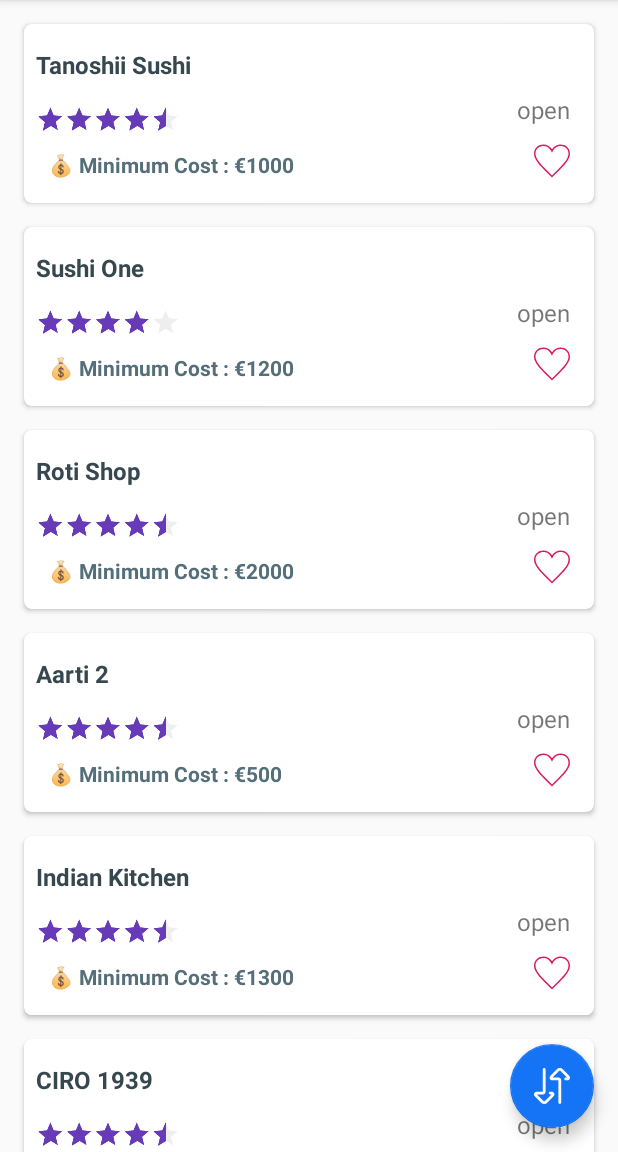
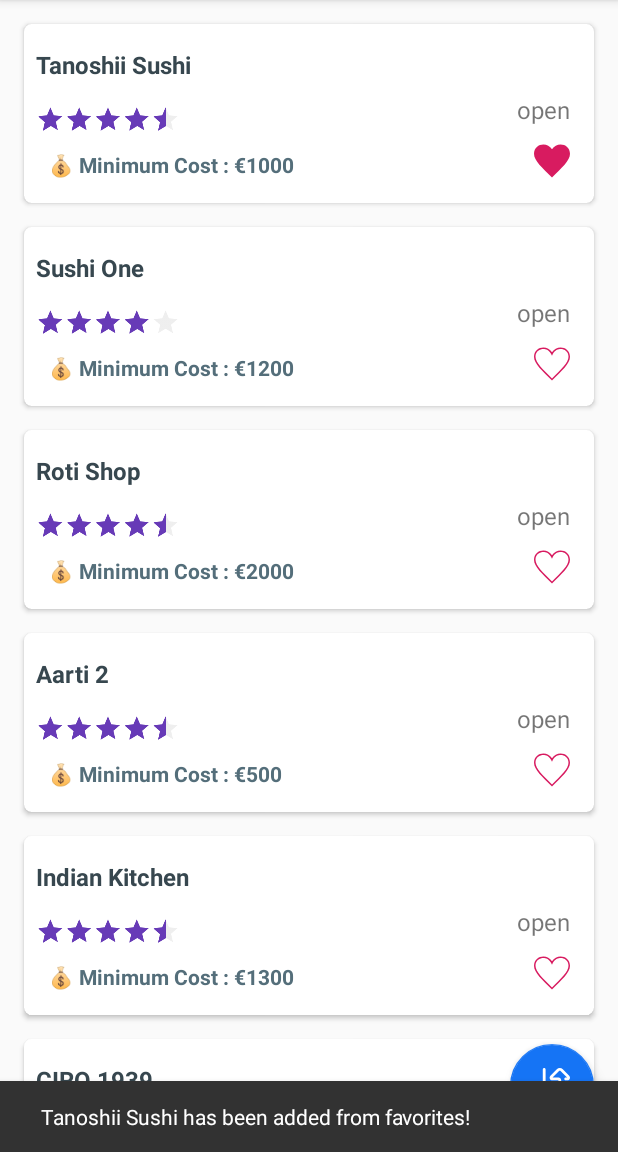
Before and after one commit to mohandeath/takeaway.com, an Android app: the screen it shows after launch (MainActivity), after a tap on "Image Like", on a phone screen of 412 x 824 dp, the part 84-1236 px from its top. Run offline under Robolectric (Android 15) with nearby library versions, the phone set to English and light mode, and no system bars; our stand-ins replace Dagger/Hilt's generated code, Room's generated code, RxJava.

Commit message:
Favorite/Unfavorite + Sort Done

```diff
--- a/app/src/main/java/com/takeaway/kiantestwork/MainActivity.kt
+++ b/app/src/main/java/com/takeaway/kiantestwork/MainActivity.kt
@@ -2,15 +2,15 @@ package com.takeaway.kiantestwork
 
 import android.os.Bundle
 import android.view.Menu
-import android.widget.Toast
 import androidx.appcompat.app.AlertDialog
 import androidx.appcompat.widget.SearchView
 import androidx.lifecycle.Observer
 import androidx.lifecycle.ViewModelProviders
 import androidx.recyclerview.widget.LinearLayoutManager
 import androidx.recyclerview.widget.RecyclerView
+import com.google.android.material.snackbar.Snackbar
+import com.takeaway.kiantestwork.data.dto.SortType
 import com.takeaway.kiantestwork.di.DaggerViewModelFactory
-import com.takeaway.kiantestwork.data.dto.SortType
 import com.takeaway.kiantestwork.ui.adapter.RestauranListAdapter
 import com.takeaway.kiantestwork.viewmodels.RestaurantListViewModel
 import dagger.android.support.DaggerAppCompatActivity
@@ -53,7 +53,11 @@ class MainActivity : DaggerAppCompatActivity() {
 
     private fun setupViews() {
         adapter = RestauranListAdapter(this) { restaurant ->
-            Toast.makeText(this, "you have clicked on ${restaurant.name}", Toast.LENGTH_LONG).show()
+            if (!restaurant.isFavorite)
+                viewModel.addRestaurantToFavorites(restaurant)
+            else
+                viewModel.removeRestaurantFromFavorites(restaurant)
+
         }
         layoutManager = LinearLayoutManager(this)
         restaurantRecyclerView.adapter = adapter
@@ -64,7 +68,9 @@ class MainActivity : DaggerAppCompatActivity() {
 
     private fun observeChanges() {
         viewModel.restaurantList.observe(this, Observer {
-            adapter.setItems(it,viewModel.sortType)
+            adapter.setItems(it, viewModel.sortType)
+            restaurantRecyclerView.smoothScrollToPosition(0)
+
         })
 
         viewModel.loadingVisibility.observe(this, Observer {
@@ -77,8 +83,19 @@ class MainActivity : DaggerAppCompatActivity() {
         })
 
         viewModel.errorMessage.observe(this, Observer {
-            Toast.makeText(this, getString(R.string.str_error_general), Toast.LENGTH_LONG).show()
+            Snackbar.make(
+                restaurantRecyclerView,
+                getString(R.string.str_error_general),
+                Snackbar.LENGTH_LONG
+            ).show()
 
+        })
+        viewModel.infoMessage.observe(this, Observer { message ->
+            Snackbar.make(
+                restaurantRecyclerView,
+                message,
+                Snackbar.LENGTH_LONG
+            ).show()
 
         })
 
--- a/app/src/main/java/com/takeaway/kiantestwork/data/datasources/IDataSource.kt
+++ b/app/src/main/java/com/takeaway/kiantestwork/data/datasources/IDataSource.kt
@@ -1,10 +1,15 @@
 package com.takeaway.kiantestwork.data.datasources
 
 import com.takeaway.kiantestwork.data.dto.Restaurant
+import io.reactivex.Single
 
 /**
  * in case if we have a RemoteDataSource it should implement this interface
  */
 interface IDataSource {
     fun getRestaurantList(): List<Restaurant>
+    fun createRestaurant(restaurant: Restaurant): Single<Long>
+    fun deleteRestaurant(restaurant: Restaurant): Single<Int>
+    fun getFavoriteRestaurants(): Single<List<Restaurant>>
+
 }
--- a/app/src/main/java/com/takeaway/kiantestwork/data/datasources/local/LocalDataSource.kt
+++ b/app/src/main/java/com/takeaway/kiantestwork/data/datasources/local/LocalDataSource.kt
@@ -5,13 +5,27 @@ import com.google.gson.reflect.TypeToken
 import com.takeaway.kiantestwork.RESPONSE_MOCK
 import com.takeaway.kiantestwork.data.datasources.IDataSource
 import com.takeaway.kiantestwork.data.dto.Restaurant
+import io.reactivex.Single
 import javax.inject.Inject
 
 class LocalDataSource @Inject constructor(
-    private val gson: Gson
+    private val gson: Gson,
+    private val dao: RestaurantDAO
 ) : IDataSource {
-    override fun getRestaurantList(): List<Restaurant>{
+    override fun createRestaurant(restaurant: Restaurant): Single<Long> {
+        return dao.insertRestaurant(restaurant)
+    }
+
+    override fun deleteRestaurant(restaurant: Restaurant): Single<Int> {
+        return dao.removeRestaurant(restaurant)
+    }
+
+    override fun getRestaurantList(): List<Restaurant> {
         val restaurantListType = object : TypeToken<ArrayList<Restaurant>>() {}.type
         return gson.fromJson(RESPONSE_MOCK, restaurantListType)
     }
+
+    override fun getFavoriteRestaurants(): Single<List<Restaurant>> {
+        return dao.getRestaurants()
+    }
 }
--- a/app/src/main/java/com/takeaway/kiantestwork/data/datasources/local/RestaurantDAO.kt
+++ b/app/src/main/java/com/takeaway/kiantestwork/data/datasources/local/RestaurantDAO.kt
@@ -1,13 +1,17 @@
 package com.takeaway.kiantestwork.data.datasources.local
 
-import androidx.room.Dao
-import androidx.room.Query
+import androidx.room.*
 import com.takeaway.kiantestwork.data.dto.Restaurant
 import io.reactivex.Single
 
 @Dao
 interface RestaurantDAO {
     @Query("SELECT * FROM restaurant")
-    fun getFavoritedRestaurants(): Single<List<Restaurant>>
+    fun getRestaurants(): Single<List<Restaurant>>
 
+    @Insert(onConflict = OnConflictStrategy.REPLACE)
+    fun insertRestaurant(restaurant: Restaurant):Single<Long>
+
+    @Delete
+    fun removeRestaurant(restaurant: Restaurant):Single<Int>
 }
--- a/app/src/main/java/com/takeaway/kiantestwork/data/dto/Restaurant.kt
+++ b/app/src/main/java/com/takeaway/kiantestwork/data/dto/Restaurant.kt
@@ -1,6 +1,7 @@
 package com.takeaway.kiantestwork.data.dto
 
 import androidx.room.ColumnInfo
+import androidx.room.Embedded
 import androidx.room.Entity
 import androidx.room.PrimaryKey
 
@@ -9,7 +10,7 @@ import androidx.room.PrimaryKey
  * mapping jsons to POJO/DTO files
  * notice that there's an extra field that we are later
  * setting favorite state and map the outputs
- *
+ *  overrides the equals() and hashcode() to avoid adding duplicate
  */
 
 @Entity(
@@ -23,17 +24,24 @@ data class Restaurant(
     @ColumnInfo(name = "status")
     val status: String,
 
-    @ColumnInfo(name = "sortValues")
+    @Embedded
     val sortingValues: SortingValue,
 
     @ColumnInfo(name = "favorite")
-    val isFavorite: Boolean
-)
+    var isFavorite: Boolean
+) {
+    override fun equals(other: Any?): Boolean {
+        return this.hashCode() == other.hashCode()
+    }
+
+    override fun hashCode(): Int {
+        var result = name.hashCode()
+        result = 31 * result + status.hashCode()
+        return result
+    }
+}
 
 
-@Entity(
-    tableName = "sort_value"
-)
 data class SortingValue(
 
     @ColumnInfo(name = "bestMatch")
@@ -41,7 +49,7 @@ data class SortingValue(
 
     @ColumnInfo(name = "newest")
     val newest: Float,
-    @ColumnInfo(name = "bestMatch")
+    @ColumnInfo(name = "ratingAverage")
     val ratingAverage: Float,
     @ColumnInfo(name = "distance")
     val distance: Int,
--- a/app/src/main/java/com/takeaway/kiantestwork/data/repository/RestaurantExtentions.kt
+++ b/app/src/main/java/com/takeaway/kiantestwork/data/repository/RestaurantExtentions.kt
@@ -8,7 +8,8 @@ fun List<Restaurant>.sortRestaurant(
     sortType: SortType
 ): List<Restaurant> {
     val sortedByStatus =
-        compareByDescending<Restaurant> { it.status == "open" }.thenByDescending { it.status == "order ahead" }
+        compareByDescending<Restaurant> { it.isFavorite }.thenByDescending { it.status == "open" }
+            .thenByDescending { it.status == "order ahead" }
     return when (sortType) {
 
         SortType.DEFAULT_STATUS -> {
--- a/app/src/main/java/com/takeaway/kiantestwork/data/repository/RestaurantRepository.kt
+++ b/app/src/main/java/com/takeaway/kiantestwork/data/repository/RestaurantRepository.kt
@@ -1,11 +1,9 @@
 package com.takeaway.kiantestwork.data.repository
 
-import android.content.SharedPreferences
 import com.takeaway.kiantestwork.data.datasources.local.LocalDataSource
 import com.takeaway.kiantestwork.data.dto.Restaurant
 import com.takeaway.kiantestwork.data.dto.SortType
 import io.reactivex.Single
-
 import javax.inject.Inject
 
 /**
@@ -16,17 +14,28 @@ import javax.inject.Inject
  * but i've tried to show what it's like in a real world application!
  */
 class RestaurantRepository @Inject constructor(
-    private val dataSource: LocalDataSource,
-    private val sharedPreferences: SharedPreferences
+    private val dataSource: LocalDataSource
 ) {
 
-    fun addRestaurantToFavorites(restaurant: Restaurant){
+    fun addRestaurantToFavorites(restaurant: Restaurant): Single<Long> {
+        restaurant.isFavorite = true
+        return dataSource.createRestaurant(restaurant)
+    }
 
+    fun removeRestaurantFromFavorites(restaurant: Restaurant):Single<Int> {
+        return dataSource.deleteRestaurant(restaurant)
     }
 
     fun getRestaurantListDefaultSorting(sortType: SortType): Single<List<Restaurant>> {
 
-        return Single.just(dataSource.getRestaurantList().sortRestaurant(sortType))
+        val restaurantList = dataSource.getRestaurantList()
+
+        val favoriteRestaurants = dataSource.getFavoriteRestaurants()
+
+        //val result = favoriteRestaurants.union(restaurantList).toList()
+        return favoriteRestaurants.map {
+            it.union(restaurantList).toList().sortRestaurant(sortType)
+        }
     }
 
 }
--- a/app/src/main/java/com/takeaway/kiantestwork/viewmodels/RestaurantListViewModel.kt
+++ b/app/src/main/java/com/takeaway/kiantestwork/viewmodels/RestaurantListViewModel.kt
@@ -7,6 +7,7 @@ import com.takeaway.kiantestwork.data.dto.SortType
 import com.takeaway.kiantestwork.data.repository.RestaurantRepository
 import io.reactivex.android.schedulers.AndroidSchedulers
 import io.reactivex.schedulers.Schedulers
+import java.util.concurrent.TimeUnit
 import javax.inject.Inject
 
 class RestaurantListViewModel @Inject constructor(
@@ -15,7 +16,8 @@ class RestaurantListViewModel @Inject constructor(
     val restaurantList = MutableLiveData<List<Restaurant>>().apply { value = ArrayList() }
     val loadingVisibility = MutableLiveData<Int>().apply { value = View.GONE }
     val retryVisibility = MutableLiveData<Int>().apply { value = View.GONE }
-
+    val errorMessage = MutableLiveData<String>()
+    val infoMessage = MutableLiveData<String>()
     val sorting = listOf(
         SortType.DEFAULT_STATUS,
         SortType.BEST_MATCH,
@@ -28,7 +30,6 @@ class RestaurantListViewModel @Inject constructor(
         SortType.DELIVERY_COST
     )
 
-    val errorMessage = MutableLiveData<String>()
     var sortType: SortType = SortType.DEFAULT_STATUS
         set(value) {
             field = value
@@ -40,7 +41,7 @@ class RestaurantListViewModel @Inject constructor(
 
         repository.getRestaurantListDefaultSorting(type)
             .subscribeOn(Schedulers.io())
-            //     .delay(2, TimeUnit.SECONDS)
+            .delay(1, TimeUnit.SECONDS)
             .observeOn(AndroidSchedulers.mainThread())
             .subscribe(
                 { restaurants ->
@@ -58,5 +59,34 @@ class RestaurantListViewModel @Inject constructor(
 
     }
 
+    fun addRestaurantToFavorites(restaurant: Restaurant) {
+        repository.addRestaurantToFavorites(restaurant).subscribeOn(Schedulers.io())
+            .observeOn(AndroidSchedulers.mainThread())
+            .subscribe({
+                loadRestaurants(sortType)
+                infoMessage.value = " ${restaurant.name} has been added from favorites!"
+
+            }, {
+                it.printStackTrace()
+                errorMessage.value = it.message
+
+
+            }).also { addToUnsubscribe(it) }
+    }
+
+    fun removeRestaurantFromFavorites(restaurant: Restaurant) {
+        repository.removeRestaurantFromFavorites(restaurant).subscribeOn(Schedulers.io())
+            .observeOn(AndroidSchedulers.mainThread())
+            .subscribe({
+                loadRestaurants(sortType)
+                infoMessage.value = " ${restaurant.name} has been removed from favorites!"
+
+            }, {
+                it.printStackTrace()
+                errorMessage.value = it.message
+
+            }).also { addToUnsubscribe(it) }
+    }
+
     fun getCurrentSortIndex() = sorting.indexOf(sortType)
 }
--- a/app/src/main/res/layout/activity_main.xml
+++ b/app/src/main/res/layout/activity_main.xml
@@ -18,9 +18,8 @@
 
     <include
         layout="@layout/item_loading"
-        android:layout_width="@dimen/loading_size"
-        android:layout_height="0dp"
-        app:layout_constraintBottom_toBottomOf="parent"
+        android:layout_width="match_parent"
+        android:layout_height="@dimen/loading_size"
         app:layout_constraintLeft_toLeftOf="parent"
         app:layout_constraintRight_toRightOf="parent"
         app:layout_constraintTop_toTopOf="parent" />
--- a/app/src/main/res/values/dimens.xml
+++ b/app/src/main/res/values/dimens.xml
@@ -19,7 +19,7 @@
     <dimen name="text_size_xxlarge" tools:keep="@dimen/text_size_xxlarge">20sp</dimen>
     <dimen name="text_size_title">16sp</dimen>
 
-    <dimen name="loading_size">80dp</dimen>
+    <dimen name="loading_size">5dp</dimen>
     <dimen name="elevation_card">2dp</dimen>
     <dimen name="card_radius">5dp</dimen>
 
```
Also changed, not shown: app/src/main/res/layout/item_loading.xml (+7 -5 lines).
